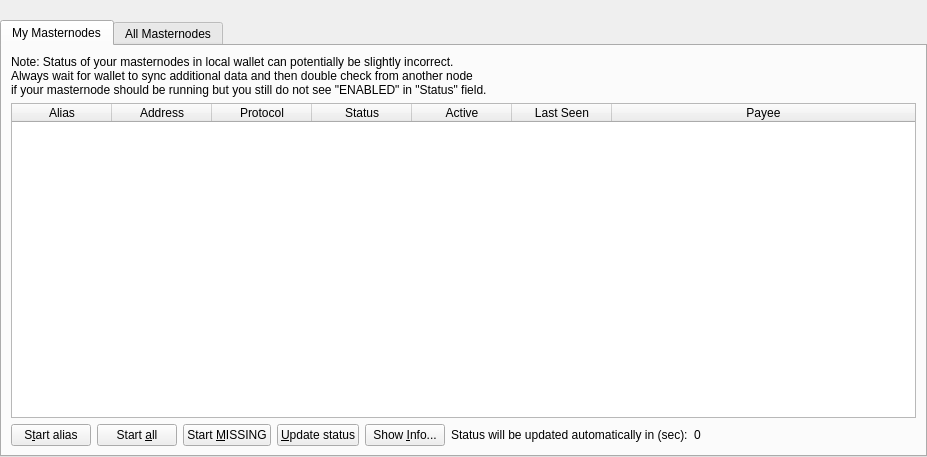
tvl83/MNPCoin-PolisCore, file src/qt/forms/masternodelist.ui: the form before one commit.
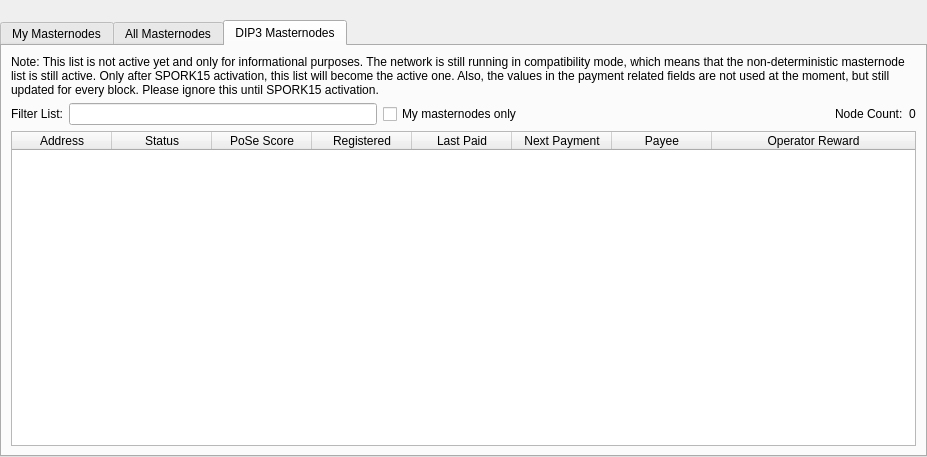
The form after the commit. The open tabs and pages were chosen to show the change.

Patch:
```diff
--- a/src/qt/forms/masternodelist.ui
+++ b/src/qt/forms/masternodelist.ui
@@ -316,6 +316,211 @@
             </widget>
            </item>
           </layout>
+         </item>
+         <item row="3" column="0">
+          <widget class="QTableWidget" name="tableWidgetMasternodes">
+           <property name="editTriggers">
+            <set>QAbstractItemView::NoEditTriggers</set>
+           </property>
+           <property name="alternatingRowColors">
+            <bool>true</bool>
+           </property>
+           <property name="selectionBehavior">
+            <enum>QAbstractItemView::SelectRows</enum>
+           </property>
+           <property name="selectionMode">
+            <enum>QAbstractItemView::NoSelection</enum>
+           </property>
+           <property name="sortingEnabled">
+            <bool>true</bool>
+           </property>
+           <attribute name="horizontalHeaderStretchLastSection">
+            <bool>true</bool>
+           </attribute>
+           <column>
+            <property name="text">
+             <string>Address</string>
+            </property>
+           </column>
+           <column>
+            <property name="text">
+             <string>Protocol</string>
+            </property>
+           </column>
+           <column>
+            <property name="text">
+             <string>Status</string>
+            </property>
+           </column>
+           <column>
+            <property name="text">
+             <string>Active</string>
+            </property>
+           </column>
+           <column>
+            <property name="text">
+             <string>Last Seen</string>
+            </property>
+           </column>
+           <column>
+            <property name="text">
+             <string>Payee</string>
+            </property>
+           </column>
+          </widget>
+         </item>
+         <item row="0" column="0">
+          <widget class="QLabel" name="legacyListNote">
+           <property name="text">
+            <string>&lt;html&gt;&lt;head/&gt;&lt;body&gt;&lt;p&gt;Note: This list represents the legacy and non-deterministic masternode list. It is only active as long as DIP3 has not been fully activated. After SPORK15 activation, this list will be empty.&lt;/p&gt;&lt;/body&gt;&lt;/html&gt;</string>
+           </property>
+           <property name="textFormat">
+            <enum>Qt::AutoText</enum>
+           </property>
+           <property name="wordWrap">
+            <bool>true</bool>
+           </property>
+          </widget>
+         </item>
+        </layout>
+       </widget>
+       <widget class="QWidget" name="tabDIP3Masternodes">
+        <attribute name="title">
+         <string>DIP3 Masternodes</string>
+        </attribute>
+        <layout class="QGridLayout" name="gridLayout_3">
+         <item row="1" column="0">
+          <layout class="QHBoxLayout" name="horizontalLayout_4">
+           <property name="bottomMargin">
+            <number>0</number>
+           </property>
+           <item>
+            <widget class="QLabel" name="label_filter_2">
+             <property name="text">
+              <string>Filter List:</string>
+             </property>
+            </widget>
+           </item>
+           <item>
+            <widget class="QLineEdit" name="filterLineEditDIP3">
+             <property name="toolTip">
+              <string>Filter masternode list</string>
+             </property>
+            </widget>
+           </item>
+           <item>
+            <widget class="QCheckBox" name="checkBoxMyMasternodesOnly">
+             <property name="toolTip">
+              <string>Show only masternodes this wallet has keys for.</string>
+             </property>
+             <property name="text">
+              <string>My masternodes only</string>
+             </property>
+            </widget>
+           </item>
+           <item>
+            <spacer name="horizontalSpacer_4">
+             <property name="orientation">
+              <enum>Qt::Horizontal</enum>
+             </property>
+             <property name="sizeHint" stdset="0">
+              <size>
+               <width>10</width>
+               <height>20</height>
+              </size>
+             </property>
+            </spacer>
+           </item>
+           <item>
+            <widget class="QLabel" name="label_count_2">
+             <property name="text">
+              <string>Node Count:</string>
+             </property>
+            </widget>
+           </item>
+           <item>
+            <widget class="QLabel" name="countLabelDIP3">
+             <property name="text">
+              <string>0</string>
+             </property>
+            </widget>
+           </item>
+          </layout>
+         </item>
+         <item row="2" column="0">
+          <widget class="QTableWidget" name="tableWidgetMasternodesDIP3">
+           <property name="editTriggers">
+            <set>QAbstractItemView::NoEditTriggers</set>
+           </property>
+           <property name="alternatingRowColors">
+            <bool>true</bool>
+           </property>
+           <property name="selectionMode">
+            <enum>QAbstractItemView::SingleSelection</enum>
+           </property>
+           <property name="selectionBehavior">
+            <enum>QAbstractItemView::SelectRows</enum>
+           </property>
+           <property name="sortingEnabled">
+            <bool>true</bool>
+           </property>
+           <attribute name="horizontalHeaderStretchLastSection">
+            <bool>true</bool>
+           </attribute>
+           <column>
+            <property name="text">
+             <string>Address</string>
+            </property>
+           </column>
+           <column>
+            <property name="text">
+             <string>Status</string>
+            </property>
+           </column>
+           <column>
+            <property name="text">
+             <string>PoSe Score</string>
+            </property>
+           </column>
+           <column>
+            <property name="text">
+             <string>Registered</string>
+            </property>
+           </column>
+           <column>
+            <property name="text">
+             <string>Last Paid</string>
+            </property>
+           </column>
+           <column>
+            <property name="text">
+             <string>Next Payment</string>
+            </property>
+           </column>
+           <column>
+            <property name="text">
+             <string>Payee</string>
+            </property>
+           </column>
+           <column>
+            <property name="text">
+             <string>Operator Reward</string>
+            </property>
+           </column>
+          </widget>
+         </item>
+         <item row="0" column="0">
+          <widget class="QLabel" name="dip3NoteLabel">
+           <property name="text">
+            <string>&lt;html&gt;&lt;head/&gt;&lt;body&gt;&lt;p&gt;Note: This list is not active yet and only for informational purposes. The network is still running in compatibility mode, which means that the non-deterministic masternode list is still active. Only after SPORK15 activation, this list will become the active one. Also, the values in the payment related fields are not used at the moment, but still updated for every block. Please ignore this until SPORK15 activation.&lt;/p&gt;&lt;/body&gt;&lt;/html&gt;</string>
+           </property>
+           <property name="textFormat">
+            <enum>Qt::AutoText</enum>
+           </property>
+           <property name="wordWrap">
+            <bool>true</bool>
+           </property>
+          </widget>
          </item>
         </layout>
        </widget>
```
Left out of the diff: 54 changed lines with no effect on the pictures.
